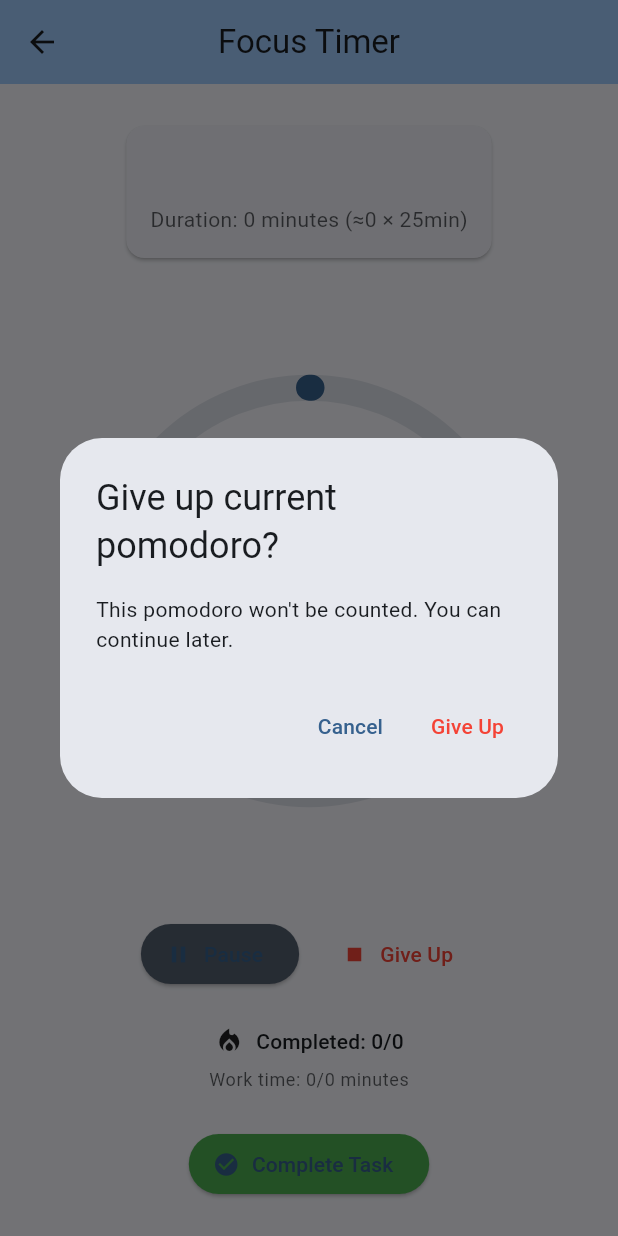
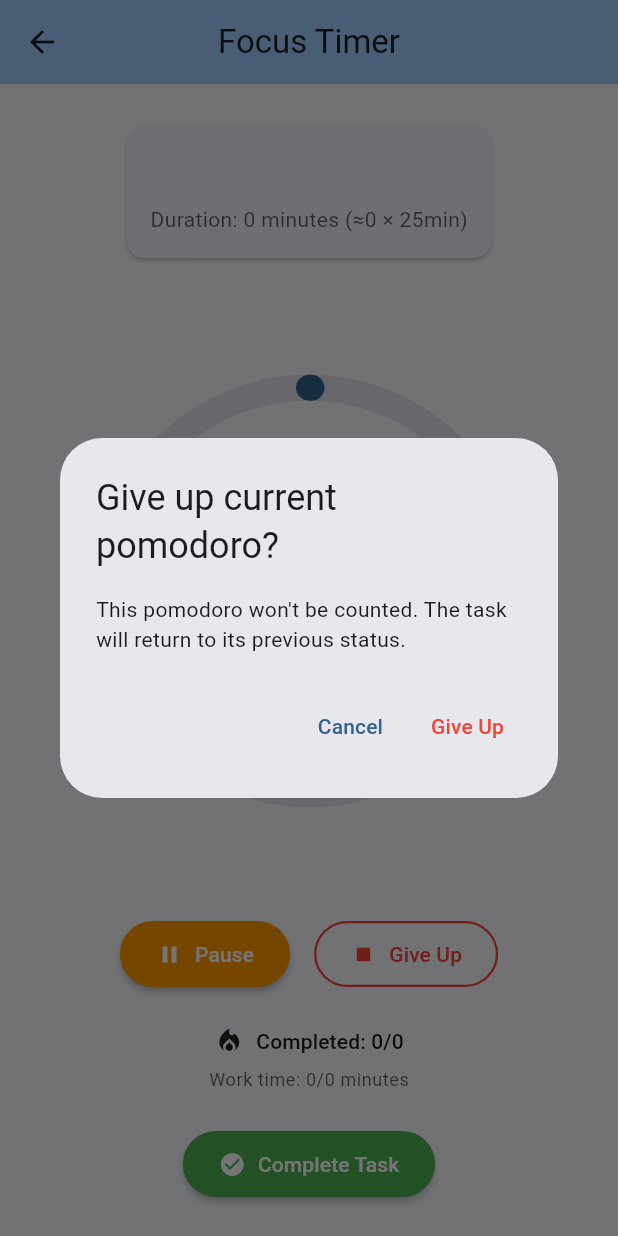
Before and after one commit to leggg-tt/smart_time_manager, a Flutter app: the PomodoroScreen screen opened directly with empty values, after a tap on "Give Up", on a phone screen of 412 x 824 dp. Run offline on Flutter 3.47's test engine with Material 3 defaults, Android fonts, the phone set to English and light mode, and no system bars; our stand-ins replace fl_chart, permission_handler, shared_preferences, speech_to_text, sqflite, table_calendar; accounts and stored records are empty; statements that could not run were skipped.

Commit message:
14 change

```diff
--- a/lib/screens/calendar_screen.dart
+++ b/lib/screens/calendar_screen.dart
@@ -132,11 +132,12 @@ class _CalendarScreenState extends State<CalendarScreen> {
       floatingActionButton: Column(
         mainAxisAlignment: MainAxisAlignment.end,
         children: [
-          // 语音输入按钮
+          // 语音输入按钮 - 修改为紫色样式
           FloatingActionButton(
             onPressed: () => _showVoiceInputDialog(context),
             heroTag: 'calendar_voice',
-            backgroundColor: Theme.of(context).colorScheme.secondary,
+            backgroundColor: Colors.purple,  // 改为紫色，与任务列表页面一致
+            foregroundColor: Colors.white,  // 确保图标是白色
             child: const Icon(Icons.mic),
             tooltip: 'Voice input',  // 原来是 '语音创建任务'
           ),
--- a/lib/screens/pomodoro_screen.dart
+++ b/lib/screens/pomodoro_screen.dart
@@ -3,6 +3,7 @@ import 'package:provider/provider.dart';
 import '../providers/pomodoro_provider.dart';
 import '../providers/task_provider.dart';
 import '../models/task.dart';
+import '../models/enums.dart';
 import '../widgets/pomodoro_timer.dart';
 
 class PomodoroScreen extends StatefulWidget {
@@ -37,6 +38,26 @@ class _PomodoroScreenState extends State<PomodoroScreen> {
     super.dispose();
   }
 
+  // 处理退出时恢复任务状态
+  Future<void> _handleExit() async {
+    final taskProvider = context.read<TaskProvider>();
+    final currentTask = pomodoroProvider.currentTask;
+
+    if (currentTask != null && currentTask.status == TaskStatus.inProgress) {
+      // 恢复任务到之前的状态（已安排或待办）
+      final previousStatus = currentTask.scheduledStartTime != null
+          ? TaskStatus.scheduled
+          : TaskStatus.pending;
+
+      final updatedTask = currentTask.copyWith(
+        status: previousStatus,
+        // 保留实际开始时间，以便下次继续
+      );
+
+      await taskProvider.updateTask(updatedTask);
+    }
+  }
+
   @override
   Widget build(BuildContext context) {
     return ChangeNotifierProvider.value(
@@ -44,6 +65,9 @@ class _PomodoroScreenState extends State<PomodoroScreen> {
       child: WillPopScope(
         onWillPop: () async {
           final shouldPop = await _showExitConfirmation();
+          if (shouldPop) {
+            await _handleExit();
+          }
           return shouldPop;
         },
         child: Scaffold(
@@ -173,12 +197,16 @@ class _PomodoroScreenState extends State<PomodoroScreen> {
         if (state == PomodoroState.working ||
             state == PomodoroState.shortBreak ||
             state == PomodoroState.longBreak) ...[
+          // 改进的 Pause 按钮样式
           ElevatedButton.icon(
             onPressed: () => provider.pause(),
             icon: const Icon(Icons.pause),
             label: const Text('Pause'),
             style: ElevatedButton.styleFrom(
-              backgroundColor: Theme.of(context).colorScheme.secondary,
+              backgroundColor: Colors.orange,
+              foregroundColor: Colors.white,
+              padding: const EdgeInsets.symmetric(horizontal: 24, vertical: 12),
+              elevation: 2,
             ),
           ),
           const SizedBox(width: 16),
@@ -189,27 +217,40 @@ class _PomodoroScreenState extends State<PomodoroScreen> {
               label: const Text('Skip Break'),
             )
           else
-            TextButton.icon(
+          // 改进的 Give Up 按钮样式，使用 OutlinedButton
+            OutlinedButton.icon(
               onPressed: () => _showAbandonConfirmation(provider),
               icon: const Icon(Icons.stop),
               label: const Text('Give Up'),
-              style: TextButton.styleFrom(
+              style: OutlinedButton.styleFrom(
                 foregroundColor: Colors.red,
+                side: const BorderSide(color: Colors.red, width: 1.5),
+                padding: const EdgeInsets.symmetric(horizontal: 24, vertical: 12),
               ),
             ),
         ] else if (state == PomodoroState.paused) ...[
+          // Resume 按钮保持绿色，表示积极行动
           ElevatedButton.icon(
             onPressed: () => provider.start(),
             icon: const Icon(Icons.play_arrow),
             label: const Text('Resume'),
+            style: ElevatedButton.styleFrom(
+              backgroundColor: Colors.green,
+              foregroundColor: Colors.white,
+              padding: const EdgeInsets.symmetric(horizontal: 24, vertical: 12),
+              elevation: 2,
+            ),
           ),
           const SizedBox(width: 16),
-          TextButton.icon(
+          // Give Up 按钮保持一致的样式
+          OutlinedButton.icon(
             onPressed: () => _showAbandonConfirmation(provider),
             icon: const Icon(Icons.stop),
             label: const Text('Give Up'),
-            style: TextButton.styleFrom(
+            style: OutlinedButton.styleFrom(
               foregroundColor: Colors.red,
+              side: const BorderSide(color: Colors.red, width: 1.5),
+              padding: const EdgeInsets.symmetric(horizontal: 24, vertical: 12),
             ),
           ),
         ],
@@ -267,6 +308,9 @@ class _PomodoroScreenState extends State<PomodoroScreen> {
             label: const Text('Complete Task'),
             style: ElevatedButton.styleFrom(
               backgroundColor: Colors.green,
+              foregroundColor: Colors.white,
+              padding: const EdgeInsets.symmetric(horizontal: 24, vertical: 12),
+              elevation: 2,
             ),
           ),
       ],
@@ -279,7 +323,7 @@ class _PomodoroScreenState extends State<PomodoroScreen> {
       builder: (context) => AlertDialog(
         title: const Text('Exit Focus Timer?'),
         content: const Text(
-          'Your progress will be saved, but the timer will stop.',
+          'Your progress will be saved, but the timer will stop. The task will return to its previous status.',
         ),
         actions: [
           TextButton(
@@ -303,7 +347,7 @@ class _PomodoroScreenState extends State<PomodoroScreen> {
       builder: (context) => AlertDialog(
         title: const Text('Give up current pomodoro?'),
         content: const Text(
-          'This pomodoro won\'t be counted. You can continue later.',
+          'This pomodoro won\'t be counted. The task will return to its previous status.',
         ),
         actions: [
           TextButton(
@@ -311,10 +355,16 @@ class _PomodoroScreenState extends State<PomodoroScreen> {
             child: const Text('Cancel'),
           ),
           TextButton(
-            onPressed: () {
+            onPressed: () async {
               provider.abandon();
               Navigator.of(context).pop();
-              Navigator.of(context).pop();
+
+              // 恢复任务状态
+              await _handleExit();
+
+              if (mounted) {
+                Navigator.of(context).pop();
+              }
             },
             child: const Text('Give Up'),
             style: TextButton.styleFrom(
--- a/lib/screens/settings_screen.dart
+++ b/lib/screens/settings_screen.dart
@@ -46,7 +46,7 @@ class _TimeBlockSettings extends StatelessWidget {
   Widget build(BuildContext context) {
     return Consumer<TimeBlockProvider>(
       builder: (context, provider, child) {
-        final timeBlocks = provider.timeBlocks;
+        final timeBlocks = provider.allTimeBlocks;
 
         return Scaffold(
           body: ListView(
--- a/lib/screens/task_list_screen.dart
+++ b/lib/screens/task_list_screen.dart
@@ -38,7 +38,8 @@ class _TaskListScreenState extends State<TaskListScreen>
         builder: (context, taskProvider, child) {
           final pendingTasks = taskProvider.pendingTasks;
           final scheduledTasks = taskProvider.tasks
-              .where((t) => t.status == TaskStatus.scheduled)
+              .where((t) => t.status == TaskStatus.scheduled ||
+              t.status == TaskStatus.inProgress)
               .toList();
           final completedTasks = taskProvider.completedTasks;
 
@@ -69,11 +70,12 @@ class _TaskListScreenState extends State<TaskListScreen>
       floatingActionButton: Column(
         mainAxisAlignment: MainAxisAlignment.end,
         children: [
-          // Voice input button
+          // Voice input button - 修改了背景色
           FloatingActionButton.small(
             onPressed: () => _showVoiceInputDialog(context),
             heroTag: 'task_list_voice',
-            backgroundColor: Theme.of(context).colorScheme.secondary,
+            backgroundColor: Colors.purple,  // 改为紫色，更醒目
+            foregroundColor: Colors.white,  // 确保图标是白色
             child: const Icon(Icons.mic, size: 20),
             tooltip: 'Voice create task',
           ),
--- a/lib/widgets/task_action_menu.dart
+++ b/lib/widgets/task_action_menu.dart
@@ -1,5 +1,6 @@
 import 'package:flutter/material.dart';
 import '../models/task.dart';
+import '../models/enums.dart';
 import '../screens/pomodoro_screen.dart';
 
 class TaskActionMenu extends StatelessWidget {
@@ -18,6 +19,9 @@ class TaskActionMenu extends StatelessWidget {
 
   @override
   Widget build(BuildContext context) {
+    // 检查任务是否已完成
+    final isCompleted = task.status == TaskStatus.completed;
+
     return Container(
       padding: const EdgeInsets.symmetric(vertical: 20),
       child: Column(
@@ -54,6 +58,8 @@ class TaskActionMenu extends StatelessWidget {
           const SizedBox(height: 20),
 
           // Action items
+          // 只有未完成的任务才能启动番茄钟
+          if (!isCompleted)
             _buildActionItem(
               context,
               icon: Icons.local_fire_department,
@@ -70,7 +76,8 @@ class TaskActionMenu extends StatelessWidget {
               },
             ),
 
-          if (onEdit != null)
+          // 只有未完成的任务才能编辑
+          if (onEdit != null && !isCompleted)
             _buildActionItem(
               context,
               icon: Icons.edit,
@@ -83,6 +90,7 @@ class TaskActionMenu extends StatelessWidget {
               },
             ),
 
+          // 查看详情功能对所有任务都开放
           if (onViewDetails != null)
             _buildActionItem(
               context,
@@ -96,6 +104,7 @@ class TaskActionMenu extends StatelessWidget {
               },
             ),
 
+          // 删除功能对所有任务都开放
           if (onDelete != null)
             _buildActionItem(
               context,
```
Also changed, not shown: lib/providers/time_block_provider.dart (+25 -14 lines). Lines whose indentation alone changed are shown as unchanged.
